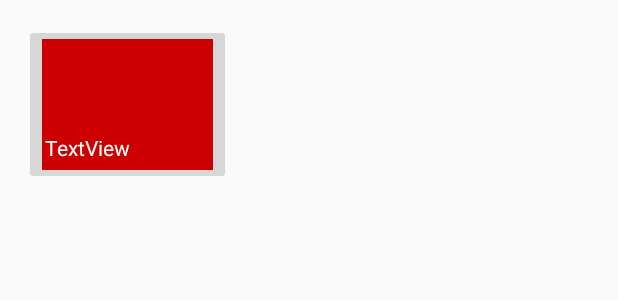
After one commit to Finalandr/Bia, an Android app: the layout seccion_view.xml on its own in the app's theme, with its tools: preview values and no code run, on a phone screen of 412 x 824 dp. The commit adds this screen. Shown: the top 300 px of the screen. Run offline under Robolectric (Android 15) with nearby library versions, the phone set to English and light mode, and no system bars.

Commit message:
busquen porque no se cargan las img

```diff
--- a/app/src/main/res/layout/activity_main.xml
+++ b/app/src/main/res/layout/activity_main.xml
@@ -23,6 +23,7 @@
         android:fitsSystemWindows="true"
         app:headerLayout="@layout/nav_header_main"
         app:menu="@menu/activity_main_drawer"
+        android:background="@color/overlayBackground"
         app:itemTextColor="@color/negro"
         />
 
--- /dev/null
+++ b/app/src/main/res/layout/seccion_view.xml
@@ -0,0 +1,30 @@
+<?xml version="1.0" encoding="utf-8"?>
+<android.support.constraint.ConstraintLayout xmlns:android="http://schemas.android.com/apk/res/android"
+    xmlns:app="http://schemas.android.com/apk/res-auto"
+    xmlns:tools="http://schemas.android.com/tools"
+    android:layout_width="match_parent"
+    android:layout_height="match_parent">
+
+    <ImageButton
+        android:id="@+id/imageButtonseccion"
+        android:layout_width="138dp"
+        android:layout_height="107dp"
+        android:layout_marginLeft="16dp"
+        android:layout_marginStart="16dp"
+        android:layout_marginTop="16dp"
+        app:layout_constraintStart_toStartOf="parent"
+        app:layout_constraintTop_toTopOf="parent"
+        app:srcCompat="@android:color/holo_red_dark" />
+
+    <TextView
+        android:id="@+id/textseccion"
+        android:layout_width="wrap_content"
+        android:layout_height="wrap_content"
+        android:layout_marginBottom="15dp"
+        android:layout_marginLeft="14dp"
+        android:layout_marginStart="14dp"
+        android:text="TextView"
+        android:textColor="@android:color/white"
+        app:layout_constraintBottom_toBottomOf="@+id/imageButtonseccion"
+        app:layout_constraintStart_toStartOf="@+id/imageButtonseccion" />
+</android.support.constraint.ConstraintLayout>
--- a/app/src/main/res/menu/main.xml
+++ b/app/src/main/res/menu/main.xml
@@ -5,5 +5,6 @@
         android:id="@+id/action_settings"
         android:orderInCategory="100"
         android:title="@string/action_settings"
-        app:showAsAction="never" />
+        app:showAsAction="never"
+        />
 </menu>
--- a/app/src/main/res/values/colors.xml
+++ b/app/src/main/res/values/colors.xml
@@ -9,5 +9,7 @@
     <color name="gris">#09243E</color>
     <color name="purpura">#620EB6</color>
     <color name="azul">#2f5df4</color>
+    <color name="overlayBackground">#7f333639</color>
+    <color name="overlayActionBar">#0e0d0e</color>
 
 </resources>
```
Also changed, not shown: app/src/main/AndroidManifest.xml (+8 -0 lines), app/src/main/java/com/example/jannada/bia/ContentMain.java (added, +73 -0 lines), app/src/main/java/com/example/jannada/bia/Item.java (added, +21 -0 lines), app/src/main/java/com/example/jannada/bia/MainActivity.java (+19 -0 lines), app/src/main/java/com/example/jannada/bia/adapters/SeccionAdapter.java (added, +61 -0 lines), app/src/main/res/layout/content_main.xml (+16 -3 lines).
